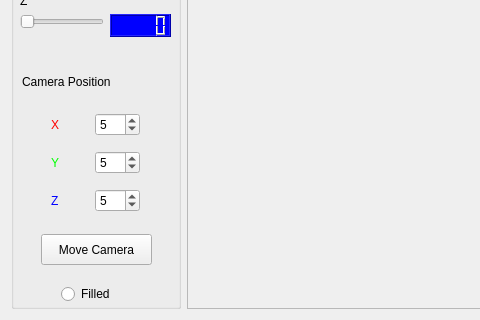
First picture: the form in MainWindow.ui, repository ray-z/Graphics-Assignment2, before the edit; both pictures show x 0 to 480 and y 283 to 603 of the 794 by 603 pixel window.
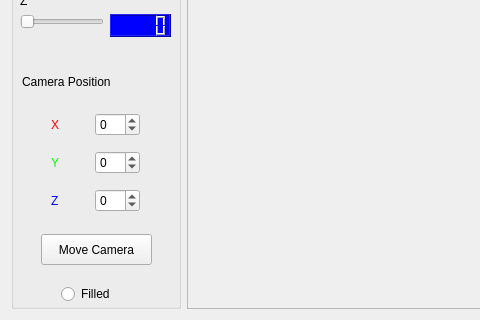
Second picture: the form after the edit.

Commit message: change spinbox value to 0

Diff of the .ui file:
```diff
--- a/MainWindow.ui
+++ b/MainWindow.ui
@@ -223,7 +223,7 @@
             <number>-99</number>
            </property>
            <property name="value">
-            <number>5</number>
+            <number>0</number>
            </property>
           </widget>
          </item>
@@ -248,7 +248,7 @@
             <number>-99</number>
            </property>
            <property name="value">
-            <number>5</number>
+            <number>0</number>
            </property>
           </widget>
          </item>
@@ -273,7 +273,7 @@
             <number>-99</number>
            </property>
            <property name="value">
-            <number>5</number>
+            <number>0</number>
            </property>
           </widget>
          </item>
```
